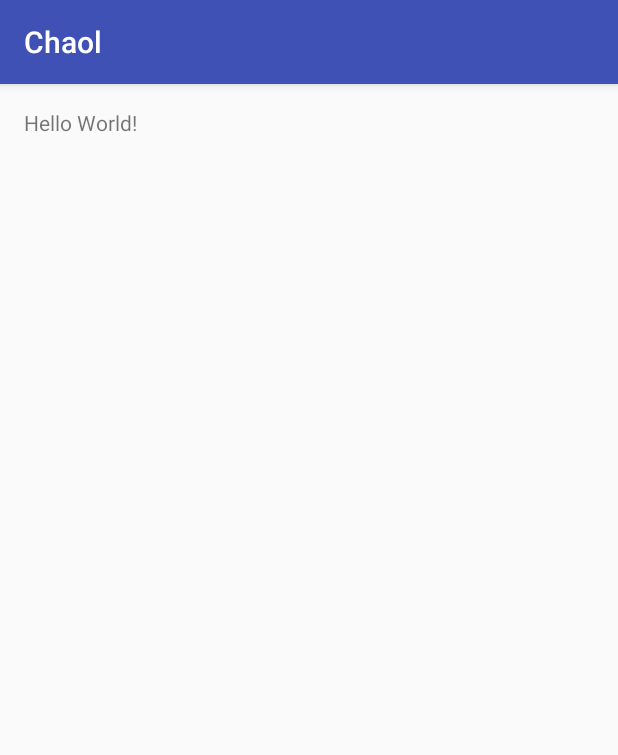
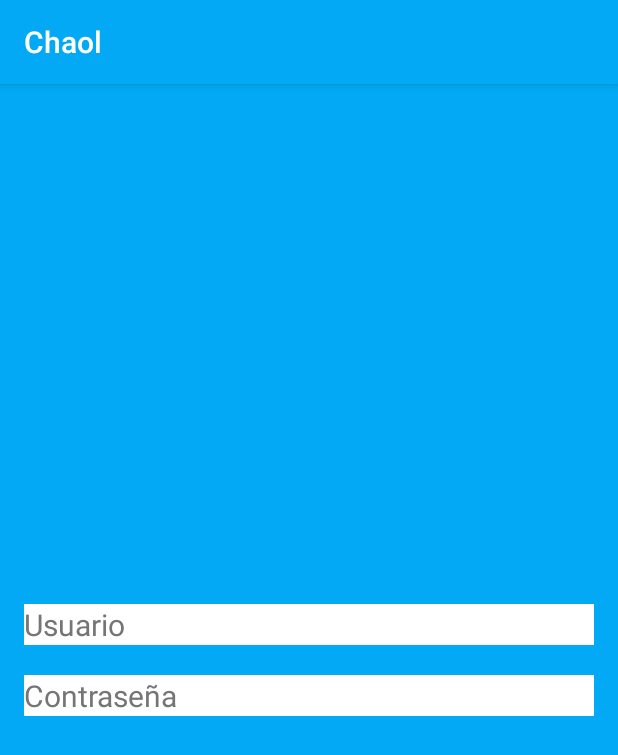
Before and after one commit to Saurett/CHAOL, an Android app: the screen it shows after launch (MainActivity), on a phone screen of 412 x 824 dp. Shown: the top 755 px of the screen. Run offline under Robolectric (Android 15) with nearby library versions, the phone set to English and light mode, and no system bars.

Commit message:
Android > Versión 1.0.1
-Se configuran valores de colores
-Se agregan EditText para el login
-Se actualiza el gradle para la ultima versión de la API

```diff
--- a/movil/android/Chaol/app/build.gradle
+++ b/movil/android/Chaol/app/build.gradle
@@ -25,5 +25,6 @@ dependencies {
         exclude group: 'com.android.support', module: 'support-annotations'
     })
     compile 'com.android.support:appcompat-v7:25.1.1'
+    compile 'com.android.support:animated-vector-drawable:25.1.1'
     testCompile 'junit:junit:4.12'
 }
--- a/movil/android/Chaol/app/src/main/res/layout/activity_main.xml
+++ b/movil/android/Chaol/app/src/main/res/layout/activity_main.xml
@@ -4,14 +4,40 @@
     android:id="@+id/activity_main"
     android:layout_width="match_parent"
     android:layout_height="match_parent"
+    android:background="@color/colorPrimary"
     android:paddingBottom="@dimen/activity_vertical_margin"
     android:paddingLeft="@dimen/activity_horizontal_margin"
     android:paddingRight="@dimen/activity_horizontal_margin"
     android:paddingTop="@dimen/activity_vertical_margin"
     tools:context="com.indev.chaol.MainActivity">
 
-    <TextView
-        android:layout_width="wrap_content"
-        android:layout_height="wrap_content"
-        android:text="Hello World!" />
+    <LinearLayout
+        android:layout_width="match_parent"
+        android:layout_height="match_parent"
+        android:gravity="center_vertical"
+        android:orientation="vertical">
+
+        <EditText
+            android:id="@+id/txt_login_username"
+            android:layout_width="match_parent"
+            android:layout_height="wrap_content"
+            android:layout_marginBottom="20dp"
+            android:background="@color/colorIcons"
+            android:hint="Usuario"
+            android:textColor="@color/colorPrimaryText"
+            android:textColorHint="@color/colorSecondaryText"
+            android:textSize="20sp" />
+
+        <EditText
+            android:id="@+id/txt_login_password"
+            android:layout_width="match_parent"
+            android:layout_height="wrap_content"
+            android:background="@color/colorIcons"
+            android:hint="Contraseña"
+            android:textColor="@color/colorPrimaryText"
+            android:textColorHint="@color/colorSecondaryText"
+            android:textSize="20sp" />
+
+    </LinearLayout>
+
 </RelativeLayout>
--- a/movil/android/Chaol/app/src/main/res/values/colors.xml
+++ b/movil/android/Chaol/app/src/main/res/values/colors.xml
@@ -1,6 +1,11 @@
 <?xml version="1.0" encoding="utf-8"?>
 <resources>
-    <color name="colorPrimary">#3F51B5</color>
-    <color name="colorPrimaryDark">#303F9F</color>
-    <color name="colorAccent">#FF4081</color>
+    <color name="colorPrimary">#03A9F4</color>
+    <color name="colorPrimaryDark">#0288D1</color>
+    <color name="colorAccent">#FF5252</color>
+    <color name="colorPrimaryLight">#B3E5FC</color>
+    <color name="colorPrimaryText">#212121</color>
+    <color name="colorSecondaryText">#757575</color>
+    <color name="colorIcons">#FFFFFF</color>
+    <color name="colorDivider">#BDBDBD</color>
 </resources>
```
